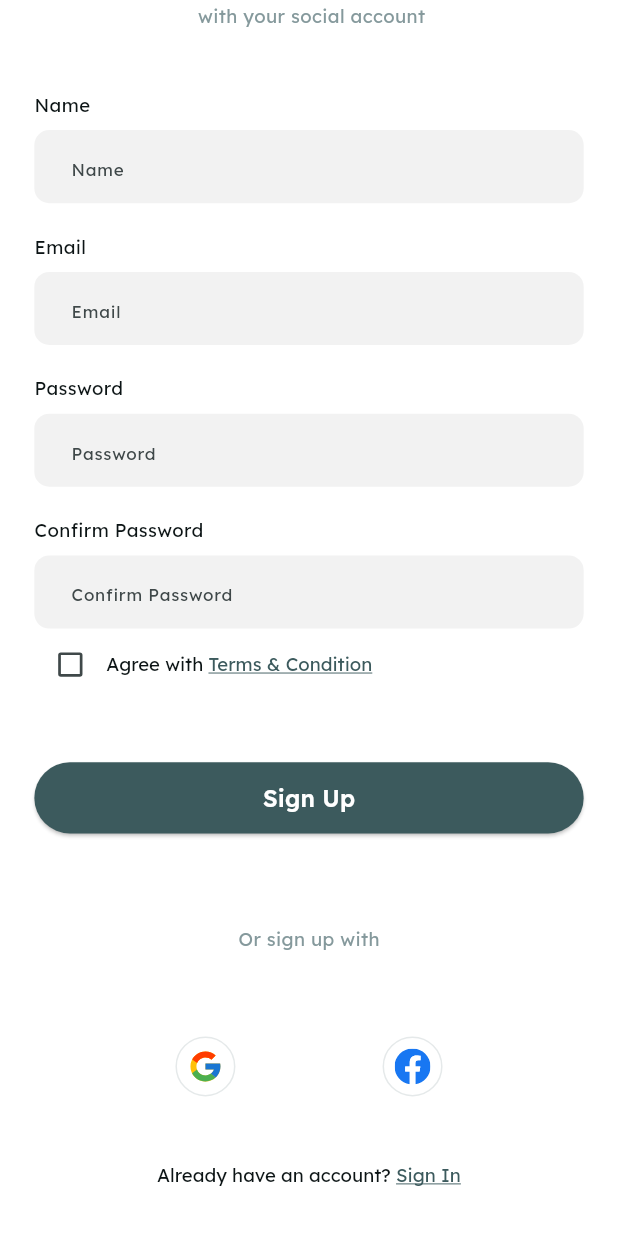
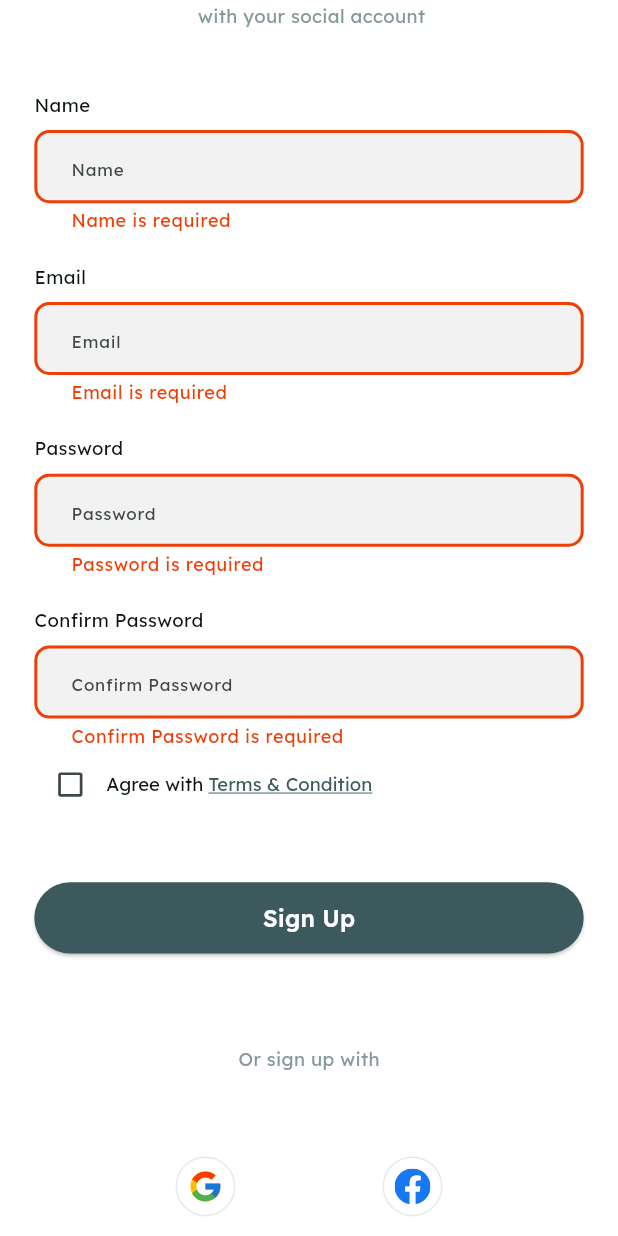
Before and after one commit to xhuy108/Furnika, a Flutter app: the SignUpPage screen opened by its route, scrolled down 95 dp, after a tap on "Sign Up", on a phone screen of 412 x 824 dp. Run offline on Flutter 3.47's test engine with Material 3 defaults, Android fonts, the phone set to English and light mode, and no system bars; our stand-ins replace bloc, carousel_slider, dartz, dio, equatable, flutter_bloc and 13 more; accounts and stored records are empty.

Commit message:
chore: Update user service and constraints
- Update checkIsLoggedIn function in user service to use getUserAccessToken
- Update kBaseUrl constant in constraints to use new IP address

```diff
--- a/lib/config/themes/theme.dart
+++ b/lib/config/themes/theme.dart
@@ -21,6 +21,10 @@ class AppTheme {
       enabledBorder: _border(),
       focusedBorder: _border(AppPalette.textFieldStroke),
       errorBorder: _border(AppPalette.error),
+      focusedErrorBorder: _border(AppPalette.error),
+      errorStyle: const TextStyle(
+        color: AppPalette.error,
+      ),
     ),
     textTheme: GoogleFonts.lexendTextTheme(),
     datePickerTheme: DatePickerThemeData(
--- a/lib/core/constraints/constraints.dart
+++ b/lib/core/constraints/constraints.dart
@@ -1,4 +1,4 @@
-const String kBaseUrl = 'http://192.168.8.1:3000/api/v1';
+const String kBaseUrl = 'http://172.20.45.95:3000/api/v1';
 
 const kFirstTime = 'first_time';
 const kAccessToken = 'access_token';
--- a/lib/core/utils/injection_container.dart
+++ b/lib/core/utils/injection_container.dart
@@ -6,6 +6,7 @@ import 'package:furnika/features/auth/data/datasources/auth_local_data_source.da
 import 'package:furnika/features/auth/data/datasources/auth_remote_data_source.dart';
 import 'package:furnika/features/auth/data/repositories/auth_repository_impl.dart';
 import 'package:furnika/features/auth/domain/repositories/auth_repository.dart';
+import 'package:furnika/features/auth/domain/usecases/log_in.dart';
 import 'package:furnika/features/auth/domain/usecases/sign_up.dart';
 import 'package:furnika/features/auth/presentation/bloc/auth_bloc.dart';
 import 'package:get_it/get_it.dart';
@@ -37,12 +38,14 @@ Future<void> init() async {
   sl.registerFactory(
     () => AuthBloc(
       signUp: sl(),
+      logInWithEmailAndPassword: sl(),
       appUserCubit: sl(),
     ),
   );
 
   // Use cases
   sl.registerLazySingleton(() => SignUp(sl()));
+  sl.registerLazySingleton(() => LogInWithEmailAndPassword(sl()));
 
   // Repository
   sl.registerLazySingleton<AuthRepository>(
--- a/lib/core/utils/user_service.dart
+++ b/lib/core/utils/user_service.dart
@@ -8,5 +8,5 @@ String getUserAccessToken() {
 }
 
 bool checkIsLoggedIn() {
-  return AppUserCubit().state.toString() != 'AppUserInitial()';
+  return getUserAccessToken().isNotEmpty;
 }
--- a/lib/features/auth/data/models/user_model.dart
+++ b/lib/features/auth/data/models/user_model.dart
@@ -14,8 +14,8 @@ class UserModel extends User {
   factory UserModel.fromJson(Map<String, dynamic> json) {
     return UserModel(
       id: json['id'],
-      userName: json['userName'],
-      phoneNumber: json['phoneNumber'] ?? '',
+      userName: json['username'],
+      phoneNumber: json['phone_number'] ?? '',
       email: json['email'],
       gender: json['gender'],
     );
--- a/lib/features/auth/data/repositories/auth_repository_impl.dart
+++ b/lib/features/auth/data/repositories/auth_repository_impl.dart
@@ -22,6 +22,7 @@ class AuthRepositoryImpl implements AuthRepository {
     required String password,
   }) async {
     try {
+      print('ath login');
       final user = await remoteDataSource.logInWithEmailAndPassword(
         email: email,
         password: password,
--- /dev/null
+++ b/lib/features/auth/domain/usecases/log_in.dart
@@ -0,0 +1,34 @@
+import 'package:equatable/equatable.dart';
+
+import 'package:furnika/core/usecases/usecase.dart';
+import 'package:furnika/core/utils/typedefs.dart';
+import 'package:furnika/core/common/entities/user.dart';
+
+import 'package:furnika/features/auth/domain/repositories/auth_repository.dart';
+
+class LogInWithEmailAndPassword
+    implements UseCaseWithParams<User, LogInWithEmailAndPasswordParams> {
+  final AuthRepository _repository;
+
+  LogInWithEmailAndPassword(this._repository);
+
+  @override
+  ResultFuture<User> call(LogInWithEmailAndPasswordParams params) async =>
+      await _repository.logInWithEmailAndPassword(
+        email: params.email,
+        password: params.password,
+      );
+}
+
+class LogInWithEmailAndPasswordParams extends Equatable {
+  const LogInWithEmailAndPasswordParams({
+    required this.email,
+    required this.password,
+  });
+
+  final String email;
+  final String password;
+
+  @override
+  List<Object?> get props => [email, password];
+}
--- a/lib/features/auth/presentation/bloc/auth_bloc.dart
+++ b/lib/features/auth/presentation/bloc/auth_bloc.dart
@@ -4,6 +4,7 @@ import 'package:equatable/equatable.dart';
 import 'package:furnika/core/common/cubits/app_user/app_user_cubit.dart';
 
 import 'package:furnika/core/common/entities/user.dart';
+import 'package:furnika/features/auth/domain/usecases/log_in.dart';
 import 'package:furnika/features/auth/domain/usecases/sign_up.dart';
 
 part 'auth_event.dart';
@@ -11,21 +12,44 @@ part 'auth_state.dart';
 
 class AuthBloc extends Bloc<AuthEvent, AuthState> {
   final SignUp _signUp;
+  final LogInWithEmailAndPassword _logInWithEmailAndPassword;
   final AppUserCubit _appUserCubit;
 
-  AuthBloc({required SignUp signUp, required AppUserCubit appUserCubit})
-      : _signUp = signUp,
+  AuthBloc({
+    required SignUp signUp,
+    required LogInWithEmailAndPassword logInWithEmailAndPassword,
+    required AppUserCubit appUserCubit,
+  })  : _signUp = signUp,
+        _logInWithEmailAndPassword = logInWithEmailAndPassword,
         _appUserCubit = appUserCubit,
         super(AuthInitial()) {
-    on<AuthEvent>((_, emit) => emit(AuthInitial()));
+    on<AuthEvent>((_, emit) => emit(AuthLoading()));
     on<AuthSignUp>(_onAuthSignUp);
+    on<AuthLogin>(_onAuthLogIn);
   }
 
   void _onAuthSignUp(AuthSignUp event, Emitter<AuthState> emit) async {
+    emit(AuthLoading());
+
     final result = await _signUp(SignUpParams(
       email: event.email,
       password: event.password,
       username: event.username,
+    ));
+
+    result.fold(
+      (failure) => emit(AuthFailure(failure.message)),
+      (user) => _emitAuthSuccess(user, emit),
+    );
+  }
+
+  void _onAuthLogIn(AuthLogin event, Emitter<AuthState> emit) async {
+    emit(AuthLoading());
+
+    final result =
+        await _logInWithEmailAndPassword(LogInWithEmailAndPasswordParams(
+      email: event.email,
+      password: event.password,
     ));
 
     result.fold(
--- a/lib/features/auth/presentation/pages/sign_up_page.dart
+++ b/lib/features/auth/presentation/pages/sign_up_page.dart
@@ -2,14 +2,18 @@ import 'package:flutter/cupertino.dart';
 import 'package:flutter/gestures.dart';
 import 'package:flutter/material.dart';
 import 'package:flutter/widgets.dart';
+import 'package:flutter_bloc/flutter_bloc.dart';
 import 'package:flutter_screenutil/flutter_screenutil.dart';
 import 'package:flutter_svg/svg.dart';
 import 'package:furnika/config/routes/route_names.dart';
 import 'package:furnika/config/themes/app_palette.dart';
 import 'package:furnika/config/themes/media_resources.dart';
 import 'package:furnika/core/common/widgets/app_button.dart';
+import 'package:furnika/core/common/widgets/app_loading_indicator.dart';
 import 'package:furnika/core/common/widgets/app_text_field.dart';
 import 'package:furnika/core/common/widgets/text_field_label.dart';
+import 'package:furnika/core/utils/show_snackbar.dart';
+import 'package:furnika/features/auth/presentation/bloc/auth_bloc.dart';
 import 'package:furnika/features/auth/presentation/widgets/social_button.dart';
 import 'package:gap/gap.dart';
 import 'package:go_router/go_router.dart';
@@ -30,12 +34,53 @@ class _SignUpPageState extends State<SignUpPage> {
   final _confirmPasswordController = TextEditingController();
   bool isAgreed = false;
 
+  void _onSignUp() {
+    if (_formKey.currentState!.validate()) {
+      if (!isAgreed) {
+        showSnackbar(
+          context: context,
+          message: 'Please agree with Terms & Condition',
+          color: AppPalette.primary,
+        );
+      } else {
+        context.read<AuthBloc>().add(
+              AuthSignUp(
+                email: _emailController.text,
+                password: _passwordController.text,
+                username: _nameController.text,
+              ),
+            );
+      }
+    }
+  }
+
   @override
   Widget build(BuildContext context) {
     return Scaffold(
       body: SafeArea(
         child: Center(
           child: SingleChildScrollView(
+            child: BlocListener<AuthBloc, AuthState>(
+              listener: (context, state) {
+                if (state is AuthLoading) {
+                  showDialog(
+                    context: context,
+                    builder: (_) => const AppLoadingIndicator(),
+                  );
+                }
+                if (state is AuthFailure) {
+                  Navigator.pop(context);
+                  showSnackbar(
+                    context: context,
+                    message: state.message,
+                    color: AppPalette.error,
+                  );
+                }
+                if (state is AuthSuccess) {
+                  Navigator.pop(context);
+                  context.goNamed(RouteNames.login);
+                }
+              },
               child: Form(
                 key: _formKey,
                 child: Padding(
@@ -190,7 +235,7 @@ class _SignUpPageState extends State<SignUpPage> {
                       AppButton(
                         height: 46.h,
                         title: 'Sign Up',
-                      onTap: () {},
+                        onTap: _onSignUp,
                       ),
                       SizedBox(
                         height: 60.h,
@@ -254,6 +299,7 @@ class _SignUpPageState extends State<SignUpPage> {
             ),
           ),
         ),
+      ),
     );
   }
 }
```
Also changed, not shown: lib/core/common/widgets/app_loading_indicator.dart (added, +23 -0 lines), lib/features/auth/data/datasources/auth_remote_data_source.dart (+22 -4 lines), lib/features/auth/presentation/pages/log_in_page.dart (+37 -1 lines), 1 other file. Lines whose indentation alone changed are shown as unchanged.
